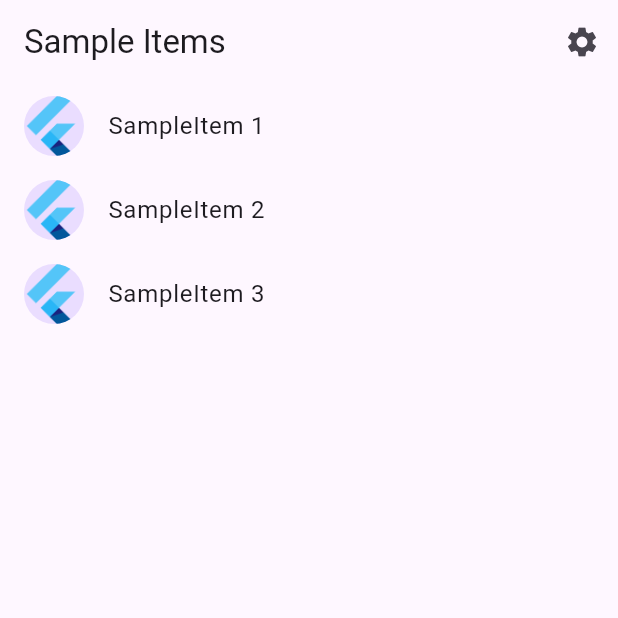
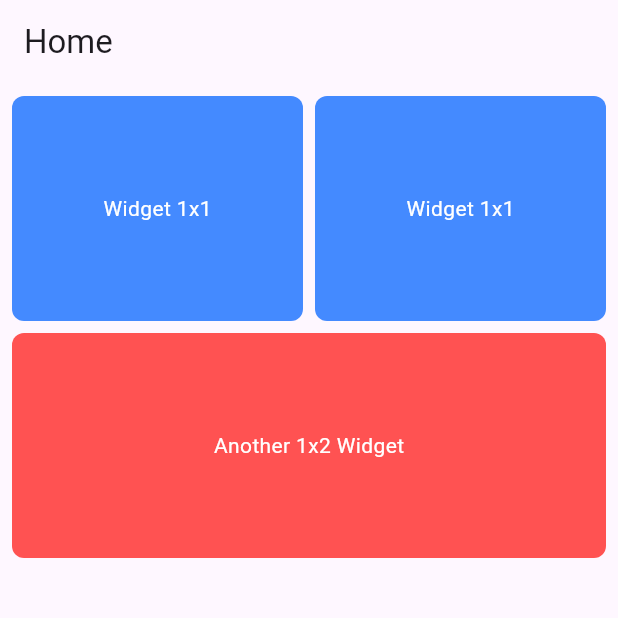
Before and after one commit to Adrian-Piwin/FitXP, a Flutter app: the screen it shows after launch, on a phone screen of 412 x 824 dp, the top half of it. Run offline on Flutter 3.47's test engine with Material 3 defaults, Android fonts, the phone set to English and light mode, and no system bars; generated files the repository leaves out were written again.

Commit message:
Created grid layout that can display 1x1 or 1x2 widgets nicely

```diff
--- a/analysis_options.yaml
+++ b/analysis_options.yaml
@@ -1,28 +1,11 @@
-# This file configures the analyzer, which statically analyzes Dart code to
-# check for errors, warnings, and lints.
-#
-# The issues identified by the analyzer are surfaced in the UI of Dart-enabled
-# IDEs (https://dart.dev/tools#ides-and-editors). The analyzer can also be
-# invoked from the command line by running `flutter analyze`.
-
-# The following line activates a set of recommended lints for Flutter apps,
-# packages, and plugins designed to encourage good coding practices.
 include: package:flutter_lints/flutter.yaml
 
 linter:
-  # The lint rules applied to this project can be customized in the
-  # section below to disable rules from the `package:flutter_lints/flutter.yaml`
-  # included above or to enable additional rules. A list of all available lints
-  # and their documentation is published at https://dart.dev/lints.
-  #
-  # Instead of disabling a lint rule for the entire project in the
-  # section below, it can also be suppressed for a single line of code
-  # or a specific dart file by using the `// ignore: name_of_lint` and
-  # `// ignore_for_file: name_of_lint` syntax on the line or in the file
-  # producing the lint.
   rules:
-    # avoid_print: false  # Uncomment to disable the `avoid_print` rule
-    # prefer_single_quotes: true  # Uncomment to enable the `prefer_single_quotes` rule
-
-# Additional information about this file can be found at
-# https://dart.dev/guides/language/analysis-options
+    avoid_print: false
+    prefer_const_constructors_in_immutables: false
+    prefer_const_constructors: false
+    prefer_const_literals_to_create_immutables: false
+    prefer_final_fields: false
+    unnecessary_breaks: true
+    use_key_in_widget_constructors: false
--- /dev/null
+++ b/lib/components/grid_layout.dart
@@ -0,0 +1,36 @@
+import 'package:flutter/material.dart';
+import 'package:flutter_staggered_grid_view/flutter_staggered_grid_view.dart';
+
+class GridLayout extends StatelessWidget {
+  final List<Map<String, dynamic>> widgets;
+
+  const GridLayout({
+    Key? key,
+    required this.widgets,
+  }) : super(key: key);
+
+  @override
+  Widget build(BuildContext context) {
+    return Padding(
+      padding: const EdgeInsets.all(8.0),
+      child: StaggeredGrid.count(
+        crossAxisCount: 2, // 2 columns
+        mainAxisSpacing: 8,
+        crossAxisSpacing: 8,
+        children: widgets.map((widgetInfo) {
+          final size = widgetInfo['size'] as int;
+          final widget = widgetInfo['widget'] as Widget;
+
+          // Set desired heights
+          final double height = size == 2 ? 150 : 150; // Same height for both
+
+          return StaggeredGridTile.extent(
+            crossAxisCellCount: size == 2 ? 2 : 1, // Spans 2 columns if size == 2
+            mainAxisExtent: height, // Fixed height
+            child: widget,
+          );
+        }).toList(),
+      ),
+    );
+  }
+}
--- a/lib/src/app.dart
+++ b/lib/src/app.dart
@@ -1,3 +1,4 @@
+import 'package:fitxp/src/home/home_view.dart';
 import 'package:flutter/material.dart';
 import 'package:flutter_gen/gen_l10n/app_localizations.dart';
 import 'package:flutter_localizations/flutter_localizations.dart';
@@ -71,9 +72,9 @@ class MyApp extends StatelessWidget {
                     return SettingsView(controller: settingsController);
                   case SampleItemDetailsView.routeName:
                     return const SampleItemDetailsView();
-                  case SampleItemListView.routeName:
+                  case HomeView.routeName:
                   default:
-                    return const SampleItemListView();
+                    return const HomeView();
                 }
               },
             );
--- /dev/null
+++ b/lib/src/home/home_view.dart
@@ -0,0 +1,24 @@
+import "package:flutter/material.dart";
+import "../../components/grid_layout.dart";
+import "large_widget_item.dart";
+import "small_widget_item.dart";
+
+class HomeView extends StatelessWidget {
+  const HomeView({super.key});
+
+  static const routeName = "/";
+
+  @override
+  Widget build(BuildContext context) {
+    final List<Map<String, dynamic>> widgets = [
+      {"size": 1, "widget": SmallWidgetItem(title: "Widget 1x1")},
+      {"size": 1, "widget": SmallWidgetItem(title: "Widget 1x1")},
+      {"size": 2, "widget": LargeWidgetItem(title: "Another 1x2 Widget")},
+    ];
+
+    return Scaffold(
+      appBar: AppBar(title: const Text("Home")),
+      body: GridLayout(widgets: widgets),
+    );
+  }
+}
--- /dev/null
+++ b/lib/src/home/large_widget_item.dart
@@ -0,0 +1,27 @@
+import 'package:flutter/material.dart';
+
+class LargeWidgetItem extends StatelessWidget {
+  final String title;
+
+  const LargeWidgetItem({
+    super.key,
+    required this.title,
+  });
+
+  @override
+  Widget build(BuildContext context) {
+    // Width is set in the parent
+    return Container(
+      decoration: BoxDecoration(
+        color: Colors.redAccent,
+        borderRadius: BorderRadius.circular(8),
+      ),
+      child: Center(
+        child: Text(
+          title,
+          style: const TextStyle(color: Colors.white),
+        ),
+      ),
+    );
+  }
+}
--- /dev/null
+++ b/lib/src/home/small_widget_item.dart
@@ -0,0 +1,27 @@
+import 'package:flutter/material.dart';
+
+class SmallWidgetItem extends StatelessWidget {
+  final String title;
+
+  const SmallWidgetItem({
+    super.key,
+    required this.title,
+  });
+
+  @override
+  Widget build(BuildContext context) {
+    // Width is set in the parent
+    return Container(
+      decoration: BoxDecoration(
+        color: Colors.blueAccent,
+        borderRadius: BorderRadius.circular(8),
+      ),
+      child: Center(
+        child: Text(
+          title,
+          style: const TextStyle(color: Colors.white),
+        ),
+      ),
+    );
+  }
+}
--- a/pubspec.yaml
+++ b/pubspec.yaml
@@ -14,6 +14,8 @@ dependencies:
     sdk: flutter
   flutter_localizations:
     sdk: flutter
+  flutter_staggered_grid_view: ^0.7.0
+  shared_preferences: ^2.3.2
 
 dev_dependencies:
   flutter_test:
```
Also changed, not shown: pubspec.lock, 10 other files.
